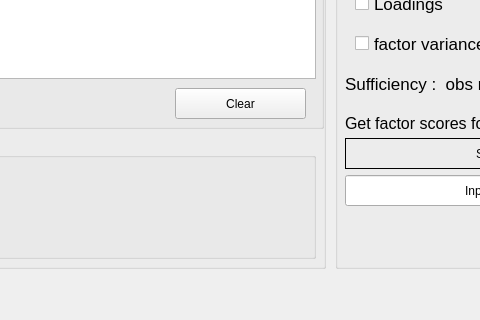
Before: the Qt Designer form app/ui/FAtool.ui in hugwolf77/SCAS, drawn with Qt 5; both pictures show x 285 to 765 and y 552 to 872 of the 1085 by 872 pixel window.
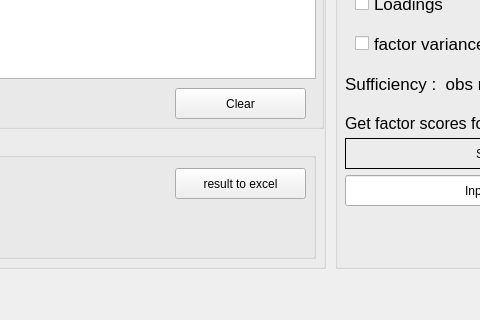
After: the same form once the commit is applied.

What changed in the file:
```diff
--- a/app/ui/FAtool.ui
+++ b/app/ui/FAtool.ui
@@ -894,6 +894,19 @@
         <property name="title">
          <string>Export</string>
         </property>
+        <widget class="QPushButton" name="result_to_excel_btn">
+         <property name="geometry">
+          <rect>
+           <x>440</x>
+           <y>30</y>
+           <width>131</width>
+           <height>31</height>
+          </rect>
+         </property>
+         <property name="text">
+          <string>result to excel</string>
+         </property>
+        </widget>
        </widget>
       </widget>
      </item>
```
